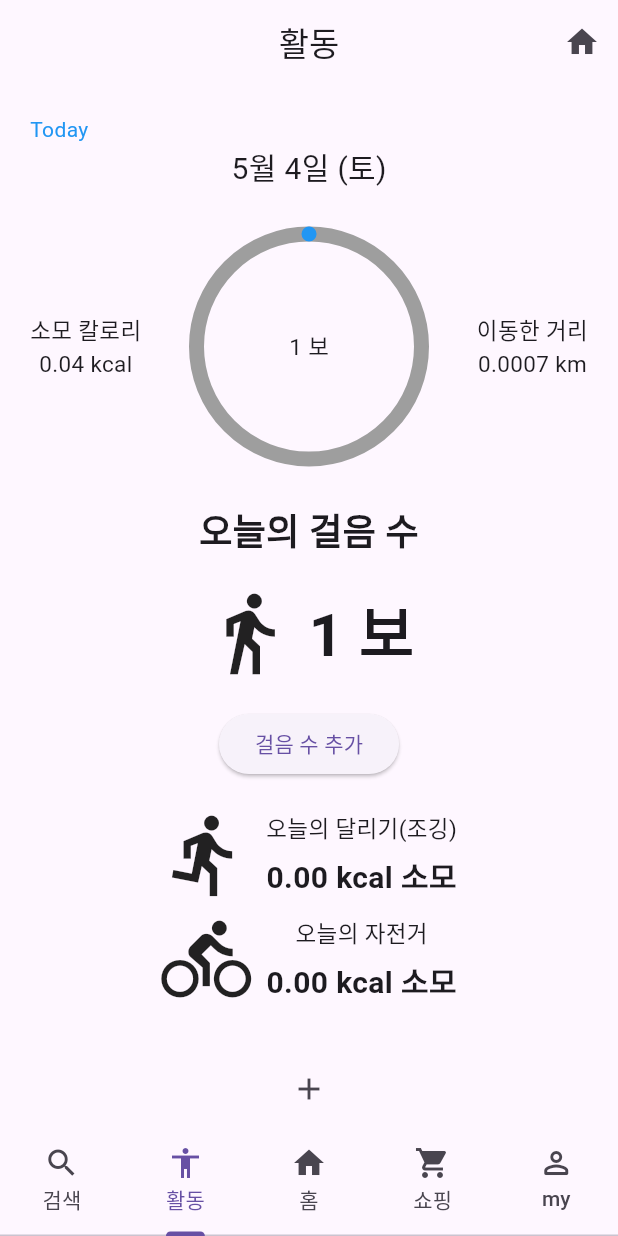
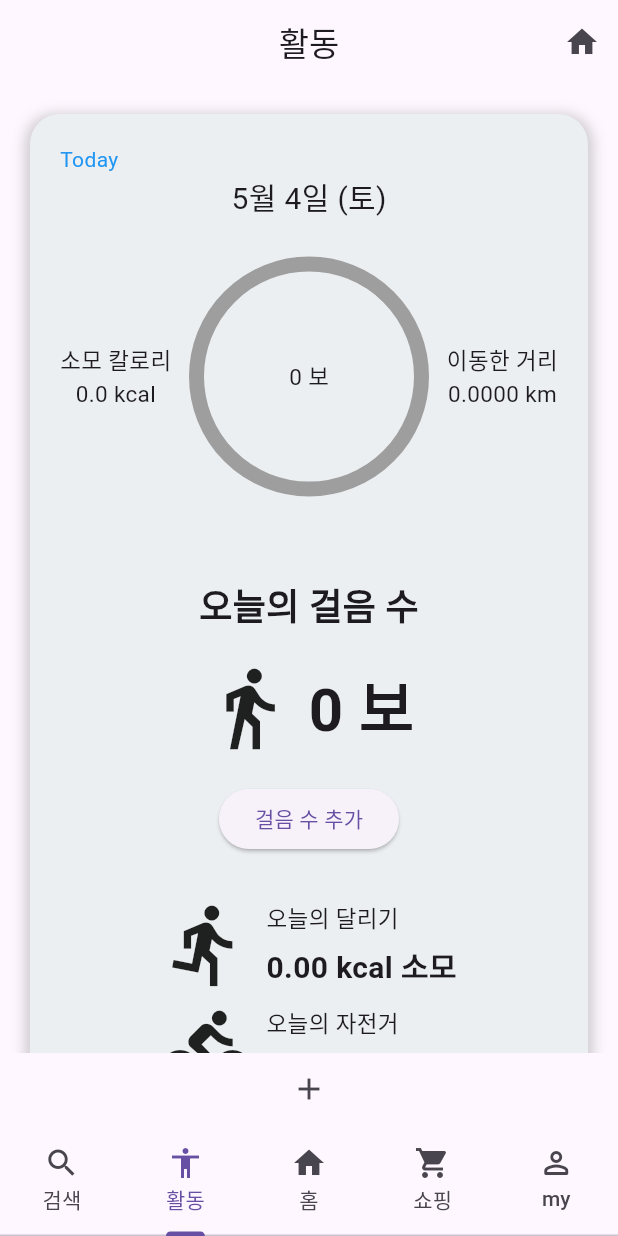
Before and after one commit to suhunPark38/bodyguard, a Flutter app: the screen it shows after launch, item 2 of the bottom bar chosen, after a tap on "걸음 수 추가", on a phone screen of 412 x 824 dp. Run offline on Flutter 3.47's test engine with Material 3 defaults, Android fonts, the phone set to English and light mode, and no system bars; our stand-ins replace carousel_slider, cloud_firestore, drift, firebase_core, sqflite, table_calendar; missing offline and left inert: flutter_naver_map; accounts and stored records are empty; generated files the repository leaves out were written again.

Commit message:
활동부분 디자인개선

```diff
--- a/lib/screens/activity_page/activity_page.dart
+++ b/lib/screens/activity_page/activity_page.dart
@@ -1,7 +1,8 @@
+import 'package:cloud_firestore/cloud_firestore.dart';
 import 'package:flutter/material.dart';
-import 'package:cloud_firestore/cloud_firestore.dart';
 import 'package:intl/intl.dart';
 
+import '../../services/activity_service.dart';
 import '../../widgets/circle_chart.dart';
 import '../home_page/my_home_page.dart';
 
@@ -18,11 +19,31 @@ class _ActivityPageState extends State<ActivityPage> {
   double runningTime = 0; // 달리기한 시간(분), 이 값은 사용자 입력으로 변경 가능
   double caloriesBurned = 0;
   double bikingTime = 0; // 자전거를 탄 시간(분), 사용자 입력으로 변경됨
+  double BcaloriesBurned = 0;
   double bikingSpeed = 2.5;
-  double BcaloriesBurned=0;
 
   bool _isRunningTimeVisible = false;
   bool _isBikingTimeVisible = false;
+
+  ActivityService _activityService = ActivityService();
+
+  Future<void> _updateActivityData() async {
+    Map<String, dynamic> data = {
+      'weight': weight,
+      'runningTime': runningTime,
+      'caloriesBurned': caloriesBurned,
+      'bikingTime': bikingTime,
+      'BcaloriesBurned': BcaloriesBurned,
+      'steps': _steps,
+    };
+    await _activityService.updateActivityData(data);
+  }
+
+  Future<void> _incrementSteps() async {
+    await _activityService.incrementSteps(_steps + 1);
+    // 걸음 수가 증가되면 활동 데이터도 업데이트
+    await _updateActivityData();
+  }
 
   void _updateValues(double running, double biking) {
     setState(() {
@@ -30,51 +51,46 @@ class _ActivityPageState extends State<ActivityPage> {
       bikingTime = biking;
       caloriesBurned = weight * runningTime / 60 * 3.5;
       BcaloriesBurned = weight * bikingTime * bikingSpeed / 60 * 4.0;
+
+      // 다른 변수들이 업데이트되면 활동 데이터도 업데이트
+      _updateActivityData();
     });
   }
-
-
 
   @override
   void initState() {
     super.initState();
 
-    caloriesBurned = weight * runningTime / 60 * 3.5; // 소모 칼로리 계산
-
-
-    // Firebase 초기화
-    FirebaseFirestore.instance.settings = Settings(persistenceEnabled: false);
-    // 실시간 업데이트 수신
+    // 활동 데이터를 Firestore에서 읽어오기
     FirebaseFirestore.instance
-        .collection('step_count')
-        .doc('user_steps')
+        .collection('activity_data')
+        .doc('user_activity')
         .snapshots()
         .listen((DocumentSnapshot snapshot) {
       if (snapshot.exists) {
         setState(() {
-          _steps =
-              (snapshot.data() as Map<String, dynamic>)['steps']; // 걸음 수 업데이트
+          weight = snapshot['weight'] ?? 70;
+          runningTime = snapshot['runningTime'] ?? 0;
+          caloriesBurned = snapshot['caloriesBurned'] ?? 0;
+          bikingTime = snapshot['bikingTime'] ?? 0;
+          BcaloriesBurned = snapshot['BcaloriesBurned'] ?? 0;
+          _steps = snapshot['steps'] ?? 0;
         });
       } else {
-        // 문서가 없으면 초기값으로 문서 생성
+        // 문서가 없으면 초기값으로 설정
         FirebaseFirestore.instance
-            .collection('step_count')
-            .doc('user_steps')
-            .set({'steps': 0});
+            .collection('activity_data')
+            .doc('user_activity')
+            .set({
+          'weight': 70,
+          'runningTime': 0,
+          'caloriesBurned': 0,
+          'bikingTime': 0,
+          'BcaloriesBurned': 0,
+          'steps': 0,
+        });
       }
     });
-  }
-
-  Future<void> _incrementSteps() async {
-    try {
-      await FirebaseFirestore.instance
-          .collection('step_count')
-          .doc('user_steps')
-          .update({'steps': _steps + 1});
-    } catch (error) {
-      print(error); // 디버깅을 위해 오류 출력
-      // 여기에 사용자에게 오류 메시지를 표시하는 코드를 추가할 수 있습니다.
-    }
   }
 
   @override
@@ -96,10 +112,23 @@ class _ActivityPageState extends State<ActivityPage> {
           ),
         ],
       ),
-      body : SingleChildScrollView( // SingleChildScrollView로 전체 화면 감싸기
+      body: SingleChildScrollView(
         child: Center(
-          child: Padding(
-            padding: const EdgeInsets.all(20),
+          child: Container(
+            margin: EdgeInsets.all(20),
+            padding: EdgeInsets.all(20),
+            decoration: BoxDecoration(
+              borderRadius: BorderRadius.circular(20),
+              color: Colors.blueGrey[50],
+              boxShadow: [
+                BoxShadow(
+                  color: Colors.grey.withOpacity(0.5),
+                  spreadRadius: 3,
+                  blurRadius: 7,
+                  offset: Offset(0, 3),
+                ),
+              ],
+            ),
             child: Column(
               mainAxisAlignment: MainAxisAlignment.start,
               children: [
@@ -168,13 +197,10 @@ class _ActivityPageState extends State<ActivityPage> {
                   ],
                 ),
                 const SizedBox(height: 30),
-                Column(
-                  mainAxisAlignment: MainAxisAlignment.center,
-                  children: [
+                SizedBox(height: 30),
                 Text(
                   '오늘의 걸음 수',
-                      style:
-                      TextStyle(fontSize: 24, fontWeight: FontWeight.bold),
+                  style: TextStyle(fontSize: 24, fontWeight: FontWeight.bold),
                 ),
                 SizedBox(height: 20),
                 Row(
@@ -183,72 +209,29 @@ class _ActivityPageState extends State<ActivityPage> {
                     Icon(Icons.directions_walk, size: 60),
                     SizedBox(width: 10),
                     Text(
-                          '$_steps 보', // 여기에 실제 걸음 수 표시
-                          style: TextStyle(
-                              fontSize: 40, fontWeight: FontWeight.bold),
+                      '$_steps 보',
+                      style:
+                          TextStyle(fontSize: 40, fontWeight: FontWeight.bold),
                     ),
                   ],
                 ),
                 SizedBox(height: 20),
                 ElevatedButton(
-                      onPressed: _incrementSteps, // 걸음 수 증가 버튼이 눌렸을 때의 동작
+                  onPressed: _incrementSteps,
                   child: Text('걸음 수 추가'),
                 ),
-                  ],
-                ),
-                SizedBox(height: 20),
-                Row(
-                  mainAxisAlignment: MainAxisAlignment.center,
-                  children: [
-                    Icon(Icons.directions_run, size: 60), // 달리기 아이콘 추가
-                    SizedBox(width: 10),
-                    Column(
-                      crossAxisAlignment: CrossAxisAlignment.center,
-                      children: [
-                        Text(
-                          '오늘의 달리기(조깅)',
-                          style: TextStyle(fontSize: 15),
-                        ),
-                        SizedBox(height: 5),
-                        Text(
-                          '${caloriesBurned.toStringAsFixed(2)} kcal 소모',
-                          // 달리기에 따른 소모 칼로리 표시
-                          style: TextStyle(fontSize: 20, fontWeight: FontWeight.bold),
-                        ),
-
-                      ],
-                    ),
-                  ],
+                SizedBox(height: 30),
+                _buildActivityRow(
+                  icon: Icons.directions_run,
+                  label: '달리기',
+                  caloriesBurned: caloriesBurned,
                 ),
                 SizedBox(height: 10),
-
-
-                Row(
-                  mainAxisAlignment: MainAxisAlignment.center,
-                  children: [
-                    Icon(Icons.directions_bike, size: 60), // 자전거 아이콘 추가
-                    SizedBox(width: 10),
-                    Column(
-                      crossAxisAlignment: CrossAxisAlignment.center,
-                      children: [
-                        Text(
-                          '오늘의 자전거',
-                          style: TextStyle(fontSize: 15),
+                _buildActivityRow(
+                  icon: Icons.directions_bike,
+                  label: '자전거',
+                  caloriesBurned: BcaloriesBurned,
                 ),
-                        SizedBox(height: 5),
-                        Text(
-                          '${BcaloriesBurned.toStringAsFixed(2)} kcal 소모', // 자전거에 따른 소모 칼로리 표시
-                          style: TextStyle(fontSize: 20, fontWeight: FontWeight.bold),
-                        ),
-
-                      ],
-                    ),
-                  ],
-                ),
-                SizedBox(height: 10),
-
-                SizedBox(height: 20),
-
               ],
             ),
           ),
@@ -262,14 +245,31 @@ class _ActivityPageState extends State<ActivityPage> {
               showDialog(
                 context: context,
                 builder: (BuildContext context) {
+                  return StatefulBuilder(
+                    builder: (BuildContext context, StateSetter setState) {
                       return AlertDialog(
-                    title: Text("기록하기"),
-                    content: StatefulBuilder(
-                      builder: (BuildContext context, StateSetter setState) {
-                        return Column(
+                        title: Text(
+                          "기록하기",
+                          style: TextStyle(
+                            fontSize: 20,
+                            fontWeight: FontWeight.bold,
+                            color: Colors.blue,
+                          ),
+                        ),
+                        content: SingleChildScrollView(
+                          child: Column(
                             mainAxisSize: MainAxisSize.min,
+                            crossAxisAlignment: CrossAxisAlignment.start,
                             children: [
-                            Column(
+                              Text(
+                                '활동 유형 선택',
+                                style: TextStyle(
+                                  fontSize: 18,
+                                  fontWeight: FontWeight.bold,
+                                ),
+                              ),
+                              SizedBox(height: 10),
+                              Row(
                                 children: [
                                   InkWell(
                                     onTap: () {
@@ -280,15 +280,26 @@ class _ActivityPageState extends State<ActivityPage> {
                                     },
                                     child: Row(
                                       children: [
-                                      Icon(Icons.directions_run),
+                                        Icon(
+                                          Icons.directions_run,
+                                          color: _isRunningTimeVisible
+                                              ? Colors.blue
+                                              : Colors.grey,
+                                        ),
                                         SizedBox(width: 10),
                                         Text(
                                           "달리기",
-                                        style: TextStyle(fontSize: 16),
+                                          style: TextStyle(
+                                            fontSize: 16,
+                                            color: _isRunningTimeVisible
+                                                ? Colors.black
+                                                : Colors.grey,
+                                          ),
                                         ),
                                       ],
                                     ),
                                   ),
+                                  SizedBox(width: 20),
                                   InkWell(
                                     onTap: () {
                                       setState(() {
@@ -298,11 +309,21 @@ class _ActivityPageState extends State<ActivityPage> {
                                     },
                                     child: Row(
                                       children: [
-                                      Icon(Icons.directions_bike),
+                                        Icon(
+                                          Icons.directions_bike,
+                                          color: _isBikingTimeVisible
+                                              ? Colors.blue
+                                              : Colors.grey,
+                                        ),
                                         SizedBox(width: 10),
                                         Text(
                                           "자전거",
-                                        style: TextStyle(fontSize: 16),
+                                          style: TextStyle(
+                                            fontSize: 16,
+                                            color: _isBikingTimeVisible
+                                                ? Colors.black
+                                                : Colors.grey,
+                                          ),
                                         ),
                                       ],
                                     ),
@@ -343,13 +364,20 @@ class _ActivityPageState extends State<ActivityPage> {
                                     child: Text('취소'),
                                   ),
                                   SizedBox(width: 10),
-
+                                  ElevatedButton(
+                                    onPressed: () {
+                                      // 여기에 입력을 처리하는 로직 추가
+                                      Navigator.pop(context);
+                                    },
+                                    child: Text('저장'),
+                                  ),
                                 ],
                               ),
                             ],
+                          ),
+                        ),
                       );
                     },
-                    ),
                   );
                 },
               );
@@ -358,10 +386,55 @@ class _ActivityPageState extends State<ActivityPage> {
           ),
         ],
       ),
+
+    );
+  }
+
+  Widget _buildInfoColumn({required String title, required String value}) {
+    return Column(
+      crossAxisAlignment: CrossAxisAlignment.center,
+      children: [
+        Text(
+          title,
+          style: TextStyle(fontSize: 15, fontWeight: FontWeight.bold),
+        ),
+        SizedBox(height: 5),
+        Text(
+          value,
+          style: TextStyle(fontSize: 15),
+        ),
+      ],
+    );
+  }
+
+  Widget _buildActivityRow({
+    required IconData icon,
+    required String label,
+    required double caloriesBurned,
+  }) {
+    return Row(
+      mainAxisAlignment: MainAxisAlignment.center,
+      children: [
+        Icon(icon, size: 60),
+        SizedBox(width: 10),
+        Column(
+          crossAxisAlignment: CrossAxisAlignment.start,
+          children: [
+            Text(
+              '오늘의 $label',
+              style: TextStyle(fontSize: 15),
+            ),
+            SizedBox(height: 5),
+            Text(
+              '${caloriesBurned.toStringAsFixed(2)} kcal 소모',
+              style: TextStyle(fontSize: 20, fontWeight: FontWeight.bold),
+            ),
+          ],
+        ),
+      ],
     );
   }
 }
-
 
 /*class ActivityPage extends StatefulWidget {
   const ActivityPage({Key? key}) : super(key: key);
--- /dev/null
+++ b/lib/services/activity_service.dart
@@ -0,0 +1,27 @@
+import 'package:cloud_firestore/cloud_firestore.dart';
+
+class ActivityService {
+  Future<void> updateActivityData(Map<String, dynamic> data) async {
+    try {
+      await FirebaseFirestore.instance
+          .collection('activity_data')
+          .doc('user_activity')
+          .set(data);
+    } catch (error) {
+      print(error); // 디버깅을 위해 오류 출력
+      // 여기에 사용자에게 오류 메시지를 표시하는 코드를 추가할 수 있습니다.
+    }
+  }
+
+  Future<void> incrementSteps(int steps) async {
+    try {
+      await FirebaseFirestore.instance
+          .collection('step_count')
+          .doc('user_steps')
+          .update({'steps': steps});
+    } catch (error) {
+      print(error); // 디버깅을 위해 오류 출력
+      // 여기에 사용자에게 오류 메시지를 표시하는 코드를 추가할 수 있습니다.
+    }
+  }
+}
```
Lines whose indentation alone changed are shown as unchanged.
